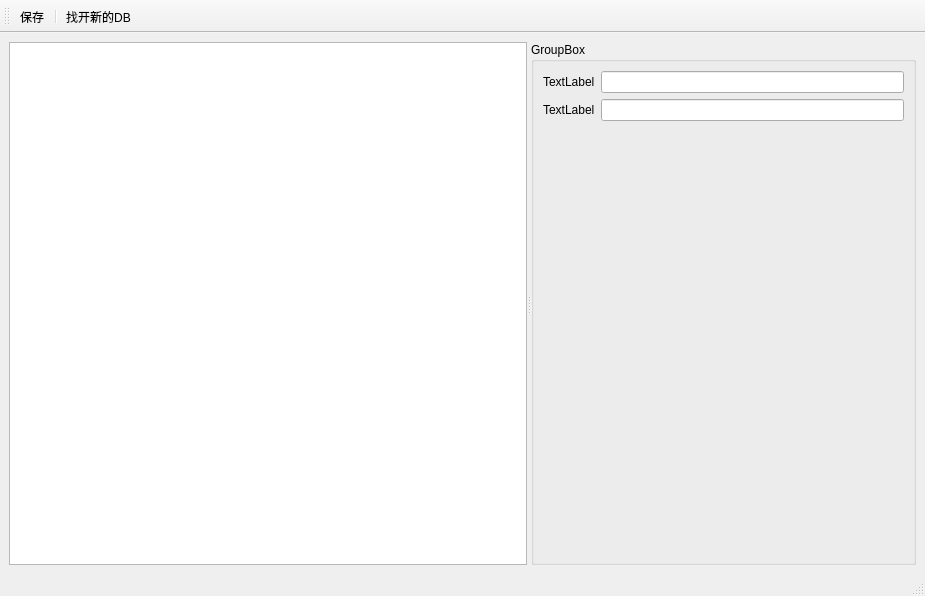
This is apps/cafeteria/customeurisetting.ui in lpxxn/mytestmc as Qt 5 draws it before an edit. The edited form follows.
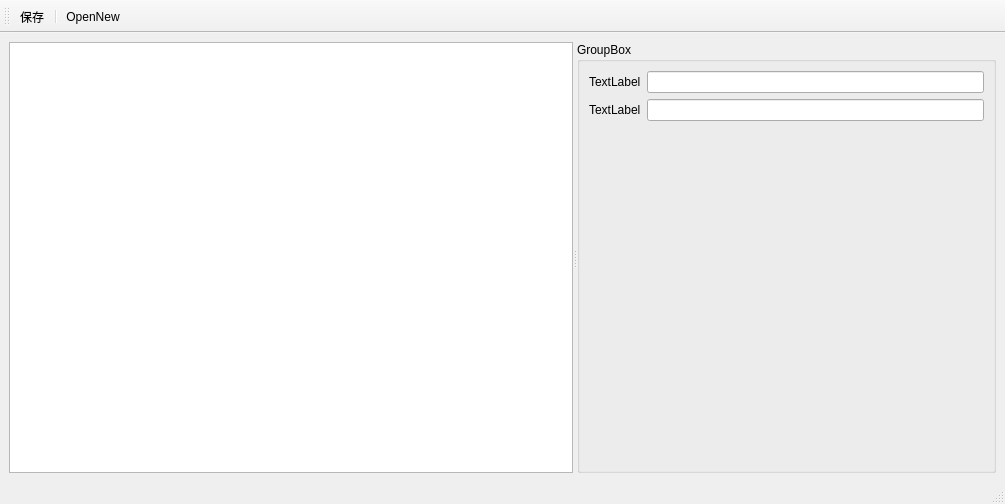
This is the edited form. Icons and pictures are not drawn.

Diff of the .ui file:
```diff
--- a/apps/cafeteria/customeurisetting.ui
+++ b/apps/cafeteria/customeurisetting.ui
@@ -6,8 +6,8 @@
    <rect>
     <x>0</x>
     <y>0</y>
-    <width>925</width>
-    <height>596</height>
+    <width>1005</width>
+    <height>504</height>
    </rect>
   </property>
   <property name="windowTitle">
@@ -96,7 +96,10 @@
      <normaloff>../../../../../Desktop/WechatIMG10185.jpeg</normaloff>../../../../../Desktop/WechatIMG10185.jpeg</iconset>
    </property>
    <property name="text">
-    <string>找开新的DB</string>
+    <string>OpenNew</string>
+   </property>
+   <property name="toolTip">
+    <string>打开新的DB</string>
    </property>
   </action>
   <action name="actSave">
```
Left out of the diff: 10 changed lines with no effect on the pictures.
